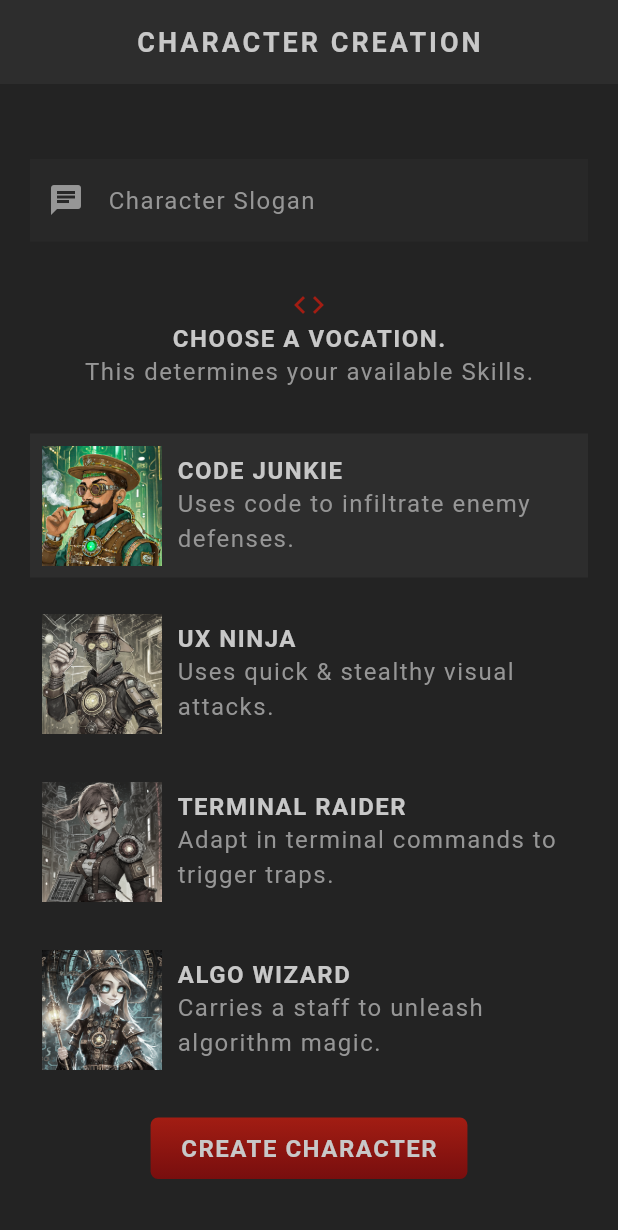
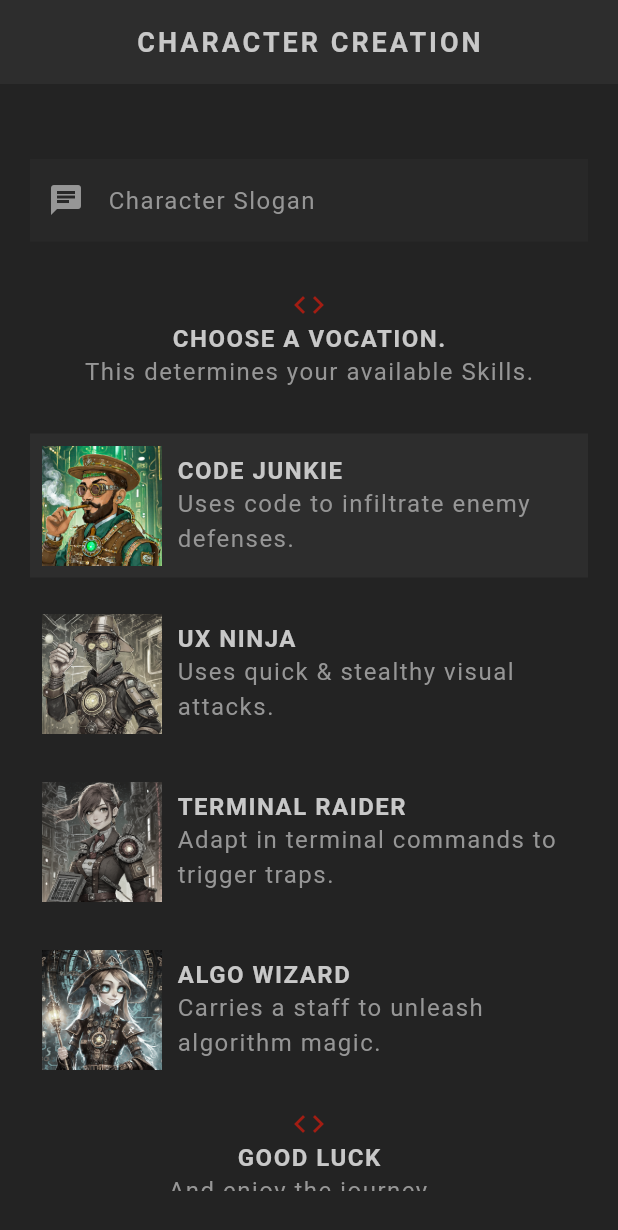
Before and after one commit to deeepak-me/flutter-rpg, a Flutter app: the screen it shows after launch, scrolled down 153 dp, on a phone screen of 412 x 824 dp. Shown: the top 1230 px of the screen. Run offline on Flutter 3.47's test engine with Material 3 defaults, Android fonts, the phone set to English and light mode, and no system bars; our stand-ins replace google_fonts; Roboto replaces fonts that are missing (Kanit).

Commit message:
feat: create character

```diff
--- a/lib/screens/create/create.dart
+++ b/lib/screens/create/create.dart
@@ -1,10 +1,14 @@
 import 'package:flutter/material.dart';
+import 'package:flutter_rpg/models/character.dart';
 import 'package:flutter_rpg/models/vocation.dart';
 import 'package:flutter_rpg/screens/create/vocation_card.dart';
 import 'package:flutter_rpg/shared/style_button.dart';
 import 'package:flutter_rpg/shared/styled_text.dart';
 import 'package:flutter_rpg/theme.dart';
 import 'package:google_fonts/google_fonts.dart';
+import 'package:uuid/uuid.dart';
+
+var uuid = const Uuid();
 
 class Create extends StatefulWidget {
   const Create({super.key});
@@ -38,17 +42,20 @@ class _CreateState extends State<Create> {
 
   void handleSubmit() {
     if (_nameController.text.trim().isEmpty) {
-      print('name must not be empty');
+      // show error dialogue
       return;
     }
 
     if (_sloganController.text.trim().isEmpty) {
-      print('slogan must not be empty');
+      // show error dialogue
       return;
     }
-
-    print(_nameController.text);
-    print(_sloganController.text);
+    characters.add(Character(
+      name: _nameController.text.trim(),
+      slogan: _sloganController.text.trim(),
+      vocation: selectedVocation,
+      id: uuid.v4(),
+    ));
   }
 
   @override
@@ -138,6 +145,20 @@ class _CreateState extends State<Create> {
                 vocation: Vocation.wizard,
               ),
 
+              // good luck message
+              Center(
+                child: Icon(Icons.code, color: AppColors.primaryColor),
+              ),
+              const Center(
+                child: StyledHeading('Good Luck'),
+              ),
+              const Center(
+                child: StyledText('And enjoy the journey...'),
+              ),
+              const SizedBox(
+                height: 30,
+              ),
+
               Center(
                 child: StyledButton(
                     onPressed: handleSubmit,
```
